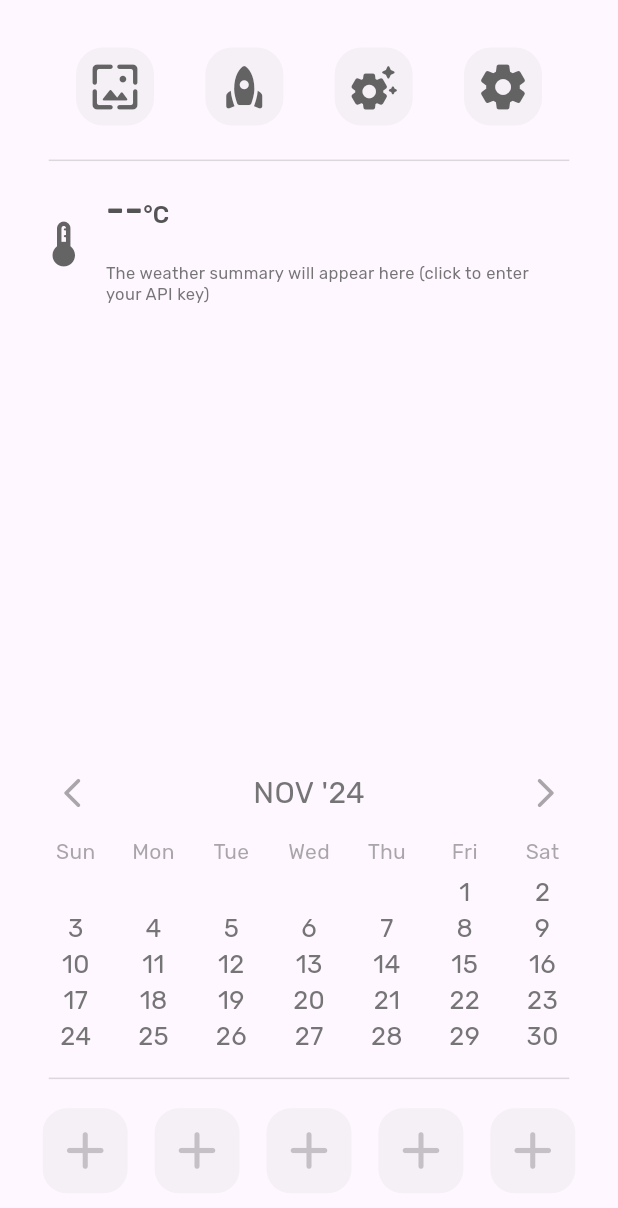
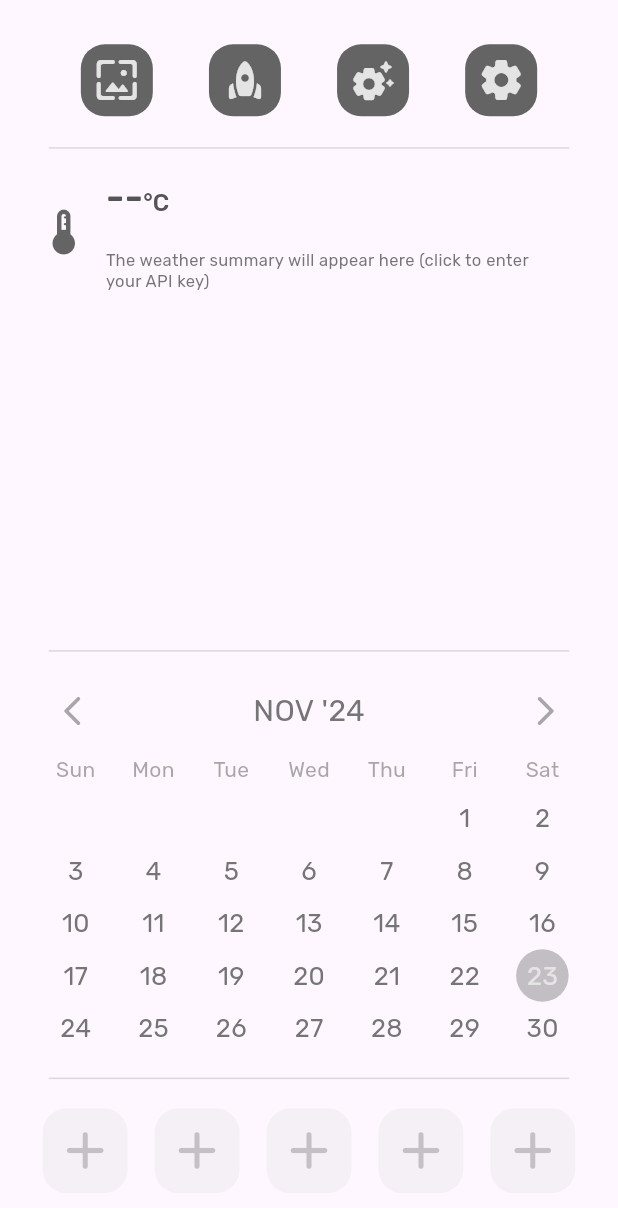
Before and after one commit to Merlinov/minimalauncher, a Flutter app: the LeftScreen widget shown alone on an empty page, opened directly, on a phone screen of 412 x 824 dp. Shown: the top 1208 px of the screen. Run offline on Flutter 3.47's test engine with Material 3 defaults, Android fonts, the phone set to English and light mode, and no system bars; our stand-ins replace battery_plus, file_picker, flutter_colorpicker, geolocator, permission_handler, shared_preferences and 1 more; missing offline and left inert: alarm, android_intent_plus, installed_apps, interactive_slider, wallpaper; accounts and stored records are empty.

Commit message:
Fix Recent Apps | Fix Events UI | Mark today on calendar

```diff
--- a/lib/pages/left_screen.dart
+++ b/lib/pages/left_screen.dart
@@ -152,7 +152,7 @@ class _LeftScreenState extends State<LeftScreen> {
           temperatureWidget(context),
           // divider(),
           Expanded(child: Container()),
-          // divider(),
+          divider(),
           calendar(),
           divider(),
           quickAppsWidget(),
@@ -169,23 +169,27 @@ class _LeftScreenState extends State<LeftScreen> {
   }
 
   Widget quickSettings(BuildContext buildContext) {
-    double borderRadius = 18.0;
+    double borderRadius = 16.0;
+    double padding = 8.0;
+    double iconSize = 32.0;
+    Color bgColor = textColor.withOpacity(0.9);
+    Color iconColor = selectedColor;
     return SizedBox(
-      height: MediaQuery.of(buildContext).size.height * 0.1,
+      height: MediaQuery.of(buildContext).size.height * 0.09,
       child: Row(
         mainAxisAlignment: MainAxisAlignment.spaceEvenly,
         children: [
           Container(
             decoration: BoxDecoration(
-              color: textColor.withOpacity(0.05),
+              color: bgColor,
               borderRadius: BorderRadius.circular(borderRadius),
             ),
-            padding: const EdgeInsets.all(8.0),
+            padding: EdgeInsets.all(padding),
             child: GestureDetector(
               child: Icon(
                 Icons.wallpaper_rounded,
-                size: 36,
-                color: textColor.withOpacity(0.9),
+                size: iconSize,
+                color: iconColor,
               ),
               onTap: () {
                 HapticFeedback.mediumImpact();
@@ -195,15 +199,15 @@ class _LeftScreenState extends State<LeftScreen> {
           ),
           Container(
             decoration: BoxDecoration(
-              color: textColor.withOpacity(0.05),
+              color: bgColor,
               borderRadius: BorderRadius.circular(borderRadius),
             ),
-            padding: const EdgeInsets.all(8.0),
+            padding: EdgeInsets.all(padding),
             child: GestureDetector(
               child: Icon(
                 Icons.rocket_rounded,
-                color: textColor.withOpacity(0.9),
-                size: 36,
+                color: iconColor,
+                size: iconSize,
               ),
               onTap: () {
                 HapticFeedback.mediumImpact();
@@ -213,15 +217,15 @@ class _LeftScreenState extends State<LeftScreen> {
           ),
           Container(
             decoration: BoxDecoration(
-              color: textColor.withOpacity(0.05),
+              color: bgColor,
               borderRadius: BorderRadius.circular(borderRadius),
             ),
-            padding: const EdgeInsets.all(8.0),
+            padding: EdgeInsets.all(padding),
             child: GestureDetector(
               child: Icon(
                 Icons.settings_suggest_rounded,
-                color: textColor.withOpacity(0.9),
-                size: 36,
+                color: iconColor,
+                size: iconSize,
               ),
               onTap: () {
                 HapticFeedback.mediumImpact();
@@ -231,10 +235,9 @@ class _LeftScreenState extends State<LeftScreen> {
                     builder: (context) => SettingsPage(),
                   ),
                 ).then((value) {
-                  // Check if preferences have been changed
                   if (value == true) {
                     setState(() {
-                      _loadPreferences(); // Reload preferences to reflect changes in the clock
+                      _loadPreferences();
                     });
                   }
                 });
@@ -243,15 +246,15 @@ class _LeftScreenState extends State<LeftScreen> {
           ),
           Container(
             decoration: BoxDecoration(
-              color: textColor.withOpacity(0.05),
+              color: bgColor,
               borderRadius: BorderRadius.circular(borderRadius),
             ),
-            padding: const EdgeInsets.all(8.0),
+            padding: EdgeInsets.all(padding),
             child: GestureDetector(
               child: Icon(
                 Icons.settings_rounded,
-                color: textColor.withOpacity(0.9),
-                size: 36,
+                color: iconColor,
+                size: iconSize,
               ),
               onTap: () async {
                 HapticFeedback.mediumImpact();
--- a/lib/pages/settings_page.dart
+++ b/lib/pages/settings_page.dart
@@ -3,7 +3,6 @@
 import 'package:flutter/material.dart';
 import 'package:flutter/services.dart';
 import 'package:flutter_colorpicker/flutter_colorpicker.dart';
-import 'package:minimalauncher/main.dart';
 import 'package:minimalauncher/variables/strings.dart';
 import 'package:shared_preferences/shared_preferences.dart';
 
--- a/lib/pages/widgets/calendar_view.dart
+++ b/lib/pages/widgets/calendar_view.dart
@@ -58,6 +58,7 @@ class _CustomCalendarViewState extends State<CustomCalendarView> {
       builder: (context) {
         return Container(
           padding: const EdgeInsets.all(16.0),
+          child: SingleChildScrollView(
             child: Column(
               mainAxisSize: MainAxisSize.min,
               children: [
@@ -89,9 +90,10 @@ class _CustomCalendarViewState extends State<CustomCalendarView> {
                         ),
                       ),
                     )),
-              if (eventsOnThisDay.isEmpty) const Text("No events for this day"),
-              Expanded(child: Container()),
+                if (eventsOnThisDay.isEmpty)
+                  const Text("No events for this day"),
               ],
+            ),
           ),
         );
       },
@@ -245,13 +247,24 @@ class _CustomCalendarViewState extends State<CustomCalendarView> {
             children: [
               if (hasEvent)
                 Container(
-                  width: 30,
-                  height: 30,
+                  width: 35,
+                  height: 35,
                   decoration: BoxDecoration(
                     shape: BoxShape.circle,
-                    color: currentDate.day == DateTime.now().day
-                        ? widget.textColor.withOpacity(0.5)
-                        : widget.textColor,
+                    color: widget.textColor,
+                  ),
+                ),
+              if (!hasEvent)
+                Container(
+                  width: 35,
+                  height: 35,
+                  decoration: BoxDecoration(
+                    shape: BoxShape.circle,
+                    color: currentDate.day == DateTime.now().day &&
+                            currentDate.month == DateTime.now().month &&
+                            currentDate.year == DateTime.now().year
+                        ? widget.textColor.withOpacity(0.35)
+                        : Colors.transparent,
                   ),
                 ),
               Text(
@@ -259,7 +272,13 @@ class _CustomCalendarViewState extends State<CustomCalendarView> {
                 style: TextStyle(
                   fontSize: 17,
                   fontFamily: widget.fontFamily,
-                  color: hasEvent ? widget.bgColor : widget.textColor,
+                  color: hasEvent
+                      ? widget.bgColor
+                      : (currentDate.day == DateTime.now().day &&
+                              currentDate.month == DateTime.now().month &&
+                              currentDate.year == DateTime.now().year
+                          ? widget.bgColor
+                          : widget.textColor),
                 ),
               ),
             ],
```
Also changed, not shown: lib/pages/right_screen.dart (+16 -5 lines), lib/pages/widgets/app_drawer.dart (+32 -7 lines), 1 other file. Lines whose indentation alone changed are shown as unchanged.
